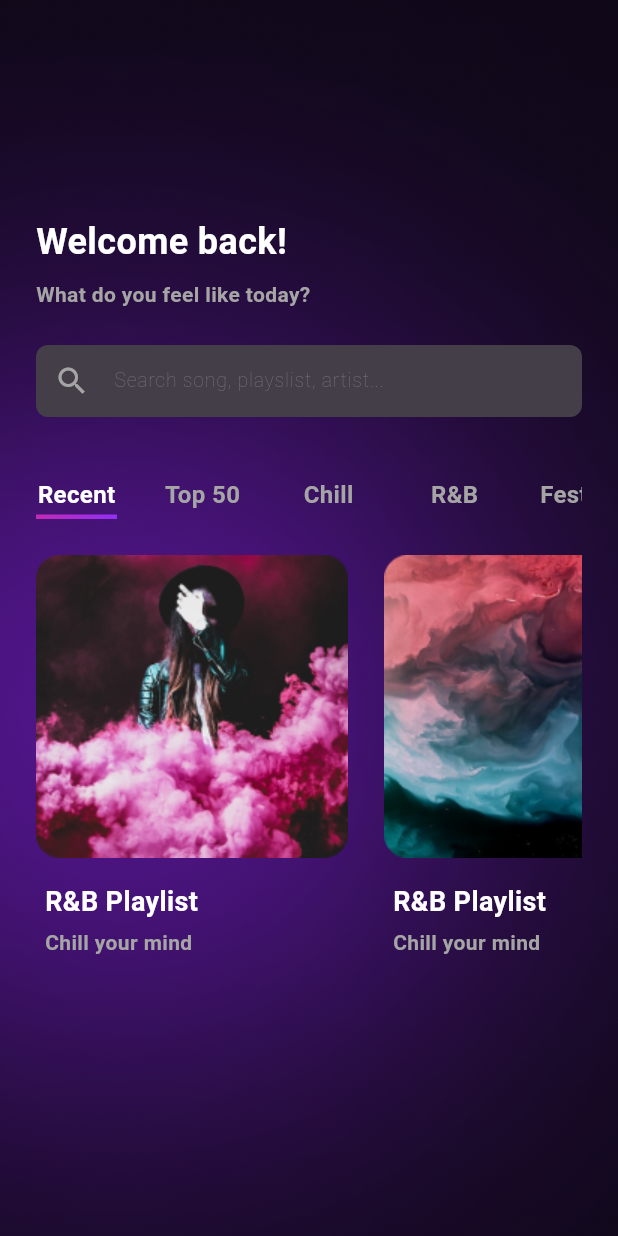
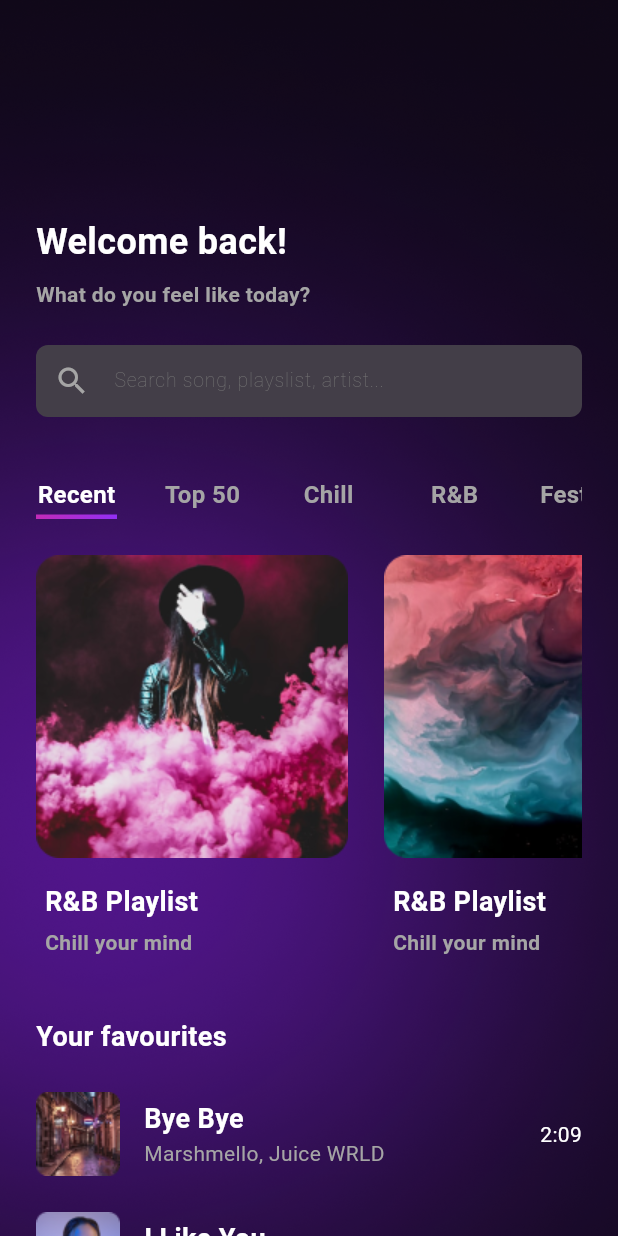
Before and after one commit to PranavDalvi9/music_app, a Flutter app: the screen it shows after launch, on a phone screen of 412 x 824 dp. Run offline on Flutter 3.47's test engine with Material 3 defaults, Android fonts, the phone set to English and light mode, and no system bars; Roboto replaces fonts that are missing (HelveticaNeue).

Commit message:
implemented welcome screen

```diff
--- a/lib/screen/home_screen/home_screen.dart
+++ b/lib/screen/home_screen/home_screen.dart
@@ -1,4 +1,5 @@
 import 'package:flutter/material.dart';
+import 'package:music_app/screen/home_screen/widget/favourite_card.dart';
 
 class HomeScreen extends StatefulWidget {
   const HomeScreen({super.key});
@@ -19,7 +20,8 @@ class _HomeScreenState extends State<HomeScreen> {
   @override
   Widget build(BuildContext context) {
     return Scaffold(
-      body: Container(
+      body: SingleChildScrollView(
+        child: Container(
           decoration: const BoxDecoration(
             image: DecorationImage(
               image: AssetImage("assets/images/welcome.png"),
@@ -182,7 +184,7 @@ class _HomeScreenState extends State<HomeScreen> {
                           ),
                         ],
                       ),
-                    SizedBox(width: 24),
+                      const SizedBox(width: 24),
                       Column(
                         mainAxisAlignment: MainAxisAlignment.start,
                         crossAxisAlignment: CrossAxisAlignment.start,
@@ -218,8 +220,33 @@ class _HomeScreenState extends State<HomeScreen> {
                       )
                     ],
                   ),
-              )
+                ),
+                const SizedBox(height: 40),
+                const Text(
+                  "Your favourites",
+                  style: TextStyle(
+                      fontSize: 18,
+                      fontWeight: FontWeight.w600,
+                      color: Colors.white),
+                ),
+                const SizedBox(height: 24),
+                FavouriteCard(
+                    imageString: 'assets/images/fav_1.png',
+                    title: 'Bye Bye',
+                    subTitle: 'Marshmello, Juice WRLD',
+                    time: '2:09'),
+                FavouriteCard(
+                    imageString: 'assets/images/fav_2.png',
+                    title: 'I Like You',
+                    subTitle: 'Post Malone, Doja Cat',
+                    time: '2:09'),
+                FavouriteCard(
+                    imageString: 'assets/images/fav_3.png',
+                    title: 'Fountains',
+                    subTitle: 'Drake, Tems',
+                    time: '2:09'),
               ],
+            ),
           ),
         ),
       ),
--- /dev/null
+++ b/lib/screen/home_screen/widget/favourite_card.dart
@@ -0,0 +1,66 @@
+import 'package:flutter/material.dart';
+
+class FavouriteCard extends StatefulWidget {
+  final String imageString;
+  final String title;
+  final String subTitle;
+
+  final String time;
+  const FavouriteCard(
+      {super.key,
+      required this.imageString,
+      required this.title,
+      required this.subTitle,
+      required this.time});
+
+  @override
+  State<FavouriteCard> createState() => _FavouriteCardState();
+}
+
+class _FavouriteCardState extends State<FavouriteCard> {
+  @override
+  Widget build(BuildContext context) {
+    return Container(
+      margin: EdgeInsets.only(bottom: 24),
+      child: Row(
+        crossAxisAlignment: CrossAxisAlignment.center,
+        children: [
+          Container(
+            height: 56,
+            width: 56,
+            child: Image.asset(
+              widget.imageString,
+              fit: BoxFit.cover,
+            ),
+          ),
+          const SizedBox(width: 16),
+          Column(
+            crossAxisAlignment: CrossAxisAlignment.start,
+            children: [
+              Text(
+                widget.title,
+                style: TextStyle(
+                    fontSize: 18,
+                    fontWeight: FontWeight.w600,
+                    color: Colors.white),
+              ),
+              Text(
+                widget.subTitle,
+                style: TextStyle(
+                    fontSize: 14,
+                    fontWeight: FontWeight.w400,
+                    color: Color(0xFFA5A5A5)),
+              ),
+            ],
+          ),
+          const Spacer(),
+          Text(
+            widget.time,
+            style: TextStyle(
+                fontSize: 14, fontWeight: FontWeight.w400, color: Colors.white),
+          ),
+        ],
+      ),
+    );
+  }
+}
```
Also changed, not shown: assets/images/fav_1.png (added), assets/images/fav_2.png (added), assets/images/fav_3.png (added). Lines whose indentation alone changed are shown as unchanged.
